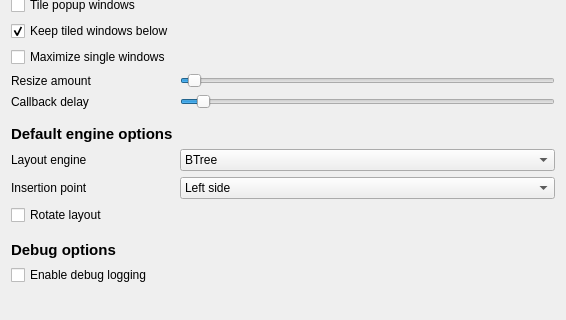
First picture: the form in res/config.ui, repository zeroxoneafour/polonium, before the edit; both pictures show x 0 to 566 and y 134 to 454 of the 566 by 644 pixel window.
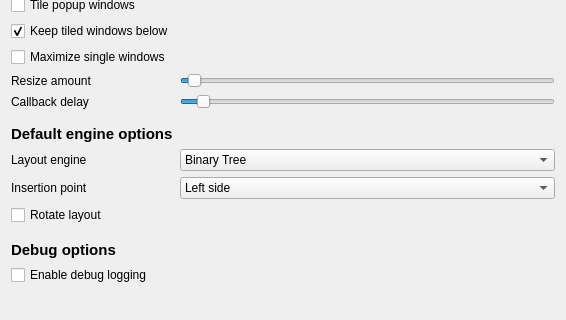
Second picture: the form after the edit.

```diff
--- a/res/config.ui
+++ b/res/config.ui
@@ -354,7 +354,7 @@
      </property>
      <item>
       <property name="text">
-       <string>BTree</string>
+       <string>Binary Tree</string>
       </property>
      </item>
      <item>
```
Left out of the diff: 10 changed lines with no effect on the pictures.
